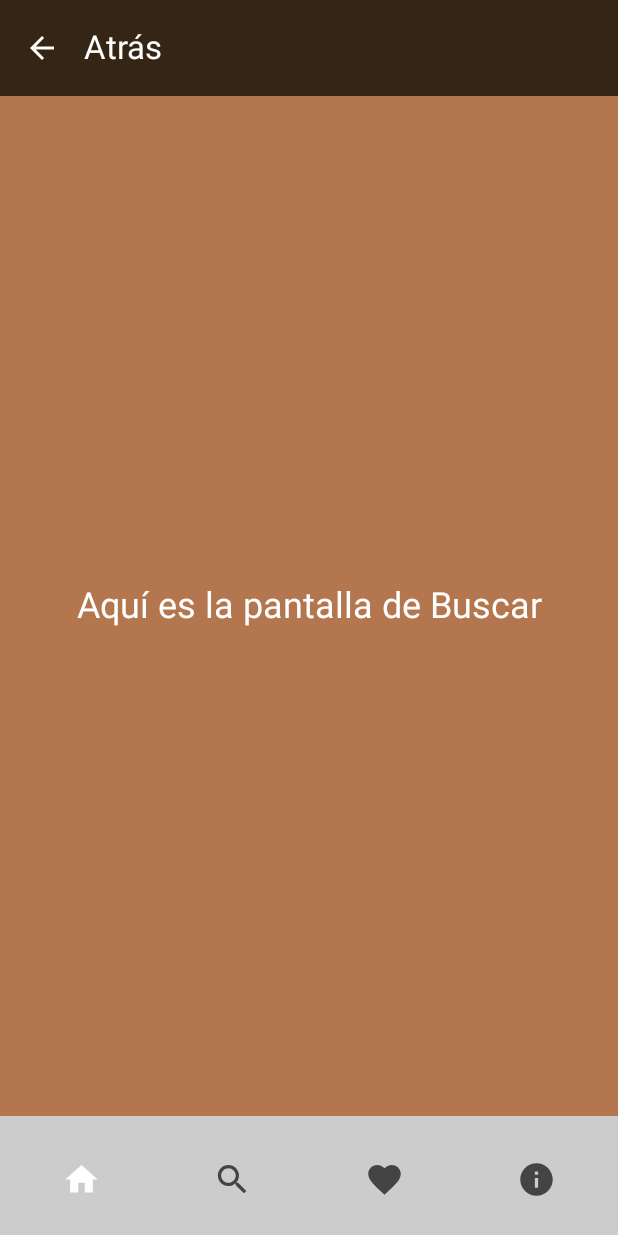
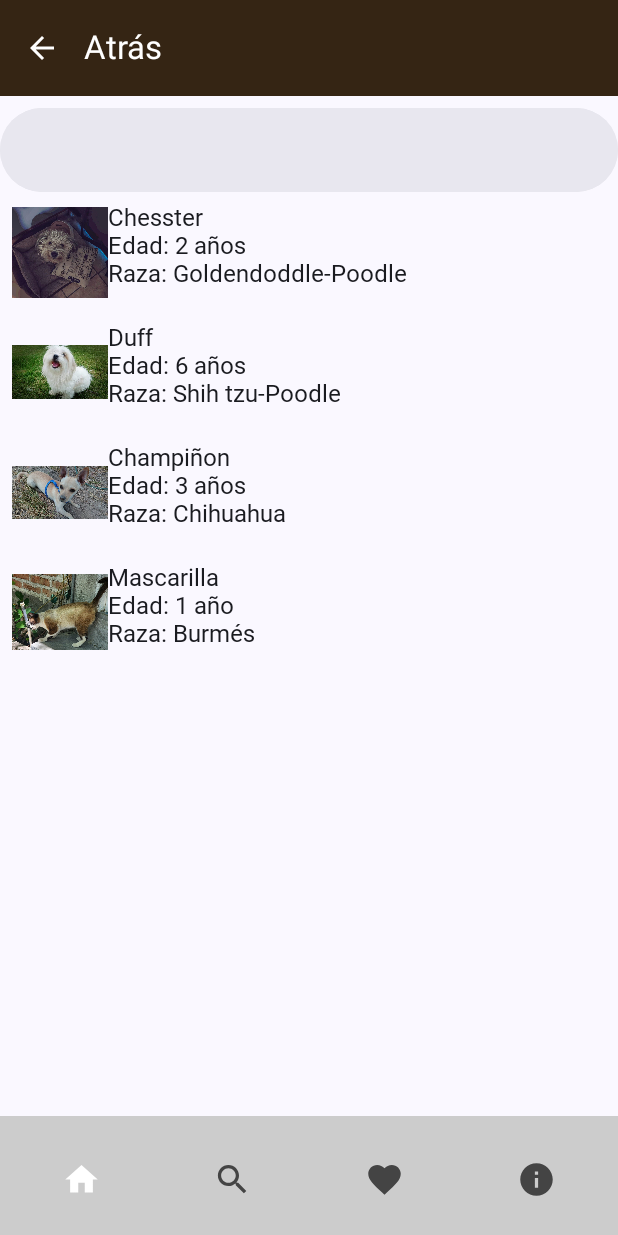
Before and after one commit to mary0113/Mascotas_v1, an Android app built with Jetpack Compose: the SearchScreen screen opened through its navigation route, on a phone screen of 412 x 824 dp. Run offline under Robolectric (Android 15) with nearby library versions, the phone set to English and light mode, and no system bars; Roboto replaces fonts that are not available here.

Commit message:
Version 12

```diff
--- a/app/src/main/java/com/example/mascotas/DetailScreen.kt
+++ b/app/src/main/java/com/example/mascotas/DetailScreen.kt
@@ -55,6 +55,7 @@ import androidx.navigation.compose.rememberNavController
 import com.example.mascotas.data.Datasource
 import com.example.mascotas.ui.theme.MascotasTheme
 
+//Clase que muestra los detalles de la informacion sobre una mascotas
 class DetailScreen : ComponentActivity() {
     override fun onCreate(savedInstanceState: Bundle?) {
         super.onCreate(savedInstanceState)
@@ -74,7 +75,7 @@ class DetailScreen : ComponentActivity() {
 }
 
 
-
+//Función composable que muestra información detallada de una mascota
 @OptIn(ExperimentalMaterial3Api::class)
 @Composable
 fun DetailScreen(navController: NavController, mascotaId: Int) {
--- a/app/src/main/java/com/example/mascotas/Search.kt
+++ b/app/src/main/java/com/example/mascotas/Search.kt
@@ -1,8 +1,21 @@
 package com.example.mascotas
 
+import android.annotation.SuppressLint
+import android.content.Context
+import android.widget.Toast
+import androidx.annotation.StringRes
+import androidx.compose.foundation.Image
 import androidx.compose.foundation.layout.Box
+import androidx.compose.foundation.layout.Column
+import androidx.compose.foundation.layout.Row
+import androidx.compose.foundation.layout.Spacer
 import androidx.compose.foundation.layout.fillMaxSize
+import androidx.compose.foundation.layout.fillMaxWidth
+import androidx.compose.foundation.layout.height
 import androidx.compose.foundation.layout.padding
+import androidx.compose.foundation.layout.size
+import androidx.compose.foundation.lazy.LazyColumn
+import androidx.compose.foundation.lazy.items
 import androidx.compose.material.icons.Icons
 import androidx.compose.material.icons.filled.ArrowBack
 import androidx.compose.material3.ExperimentalMaterial3Api
@@ -10,20 +23,51 @@ import androidx.compose.material3.Icon
 import androidx.compose.material3.IconButton
 import androidx.compose.material3.MaterialTheme
 import androidx.compose.material3.Scaffold
+import androidx.compose.material3.SearchBar
 import androidx.compose.material3.Surface
 import androidx.compose.material3.Text
 import androidx.compose.material3.TopAppBar
 import androidx.compose.material3.TopAppBarDefaults
 import androidx.compose.runtime.Composable
+import androidx.compose.runtime.getValue
+import androidx.compose.runtime.mutableStateOf
+import androidx.compose.runtime.remember
+import androidx.compose.runtime.setValue
 import androidx.compose.ui.Alignment
 import androidx.compose.ui.Modifier
 import androidx.compose.ui.graphics.Color
+import androidx.compose.ui.platform.LocalContext
+import androidx.compose.ui.res.painterResource
+import androidx.compose.ui.text.input.TextFieldValue
+import androidx.compose.ui.unit.dp
 import androidx.compose.ui.unit.sp
 import androidx.navigation.NavController
+import com.example.mascotas.data.Datasource
+import com.example.mascotas.model.Mascota
 
+
+//Se cargan los datos de las mascotas y se guardan
+@Composable
+fun getString(context: Context, @StringRes id: Int): String {
+    return context.getString(id)
+}
+
+
+@SuppressLint("UnusedMaterial3ScaffoldPaddingParameter")
 @OptIn(ExperimentalMaterial3Api::class)
 @Composable
 fun SearchScreen(navController: NavController) {
+    val ctx = LocalContext.current
+    val mascotas = remember { Datasource().loadMascotas() }
+    var active by remember { mutableStateOf(false) } // Representa el estado de la searchBar
+    var query by remember { mutableStateOf(TextFieldValue("")) }  // Representa la consulta
+
+    // Filtra las mascotas según la consulta
+    val filteredMascotas = mascotas.filter {
+        val nombre = getString(ctx, it.stringResourceId)
+        nombre.contains(query.text, ignoreCase = true)
+    }
+
     Scaffold(
         topBar = {
             TopAppBar(
@@ -46,24 +90,54 @@ fun SearchScreen(navController: NavController) {
             MyBottomAppBar(navController)
         },
         content = { innerPadding ->
-            Surface(
-                modifier = Modifier
-                    .fillMaxSize()
-                    .padding(innerPadding),
-                color = Color(0xFFb4764f)
-            ) {
-                Box(
-                    modifier = Modifier.fillMaxSize(),
-                    contentAlignment = Alignment.Center
-                ) {
-                    Text(
-                        text = "Aquí es la pantalla de Buscar",
-                        style = MaterialTheme.typography.headlineMedium,
-                        color = Color.White,
-                        fontSize = 24.sp
-                    )
+            Scaffold(
+                modifier = Modifier.padding(innerPadding),
+                content = {
+                    Column {
+                        SearchBar(
+                            query = query.text,
+                            onQueryChange = { query = TextFieldValue(it) },
+                            onSearch = {
+                                active = false // Cambia de activo a no activo
+                            },
+                            active = active,
+                            onActiveChange = { active = it }
+                        ) {
+                            // Contenido del SearchBar si es necesario
+                        }
+
+                        // Lista de resultados de búsqueda
+                        LazyColumn(modifier = Modifier.fillMaxSize()) {
+                            items(filteredMascotas) { mascota ->
+                                MascotaItem(mascota = mascota)
+                            }
+                        }
+                    }
                 }
-            }
+            )
         }
     )
 }
+
+
+@Composable
+fun MascotaItem(mascota: Mascota) {
+    val context = LocalContext.current
+    Row(
+        modifier = Modifier
+            .fillMaxWidth()
+            .padding(8.dp)
+    ) {
+        Image(
+            painter = painterResource(mascota.imageResourceId),
+            contentDescription = null,
+            modifier = Modifier.size(64.dp)
+        )
+        Spacer(modifier = Modifier.height(16.dp))
+        Column {
+            Text(text = getString(context, mascota.stringResourceId))
+            Text(text = getString(context, mascota.stringEdadId))
+            Text(text = getString(context, mascota.stringRazaId))
+        }
+    }
+}
--- a/app/src/main/java/com/example/mascotas/data/Datasource.kt
+++ b/app/src/main/java/com/example/mascotas/data/Datasource.kt
@@ -4,7 +4,9 @@ import android.annotation.SuppressLint
 import com.example.mascotas.R
 import com.example.mascotas.model.Mascota
 
+//Clase que proporciona los datos de las mascotas.
 class Datasource (){
+   // Carga la lista de mascotas con sus respectivos datos.
     @SuppressLint("ResourceType")
     fun loadMascotas(): List<Mascota>{
         return listOf<Mascota>(
--- a/app/src/main/java/com/example/mascotas/model/Mascota.kt
+++ b/app/src/main/java/com/example/mascotas/model/Mascota.kt
@@ -3,6 +3,7 @@ package com.example.mascotas.model
 import androidx.annotation.DrawableRes
 import androidx.annotation.StringRes
 
+//DataClass que representa una mascota
 data class Mascota(
     @StringRes val stringResourceId:Int, // Identificador de recurso de cadena para el nombre
     @StringRes val stringEdadId:Int, // Identificador de recurso de cadena para la edad
```
Also changed, not shown: app/src/main/java/com/example/mascotas/ui/theme/typography.kt (line endings or trailing spaces).
